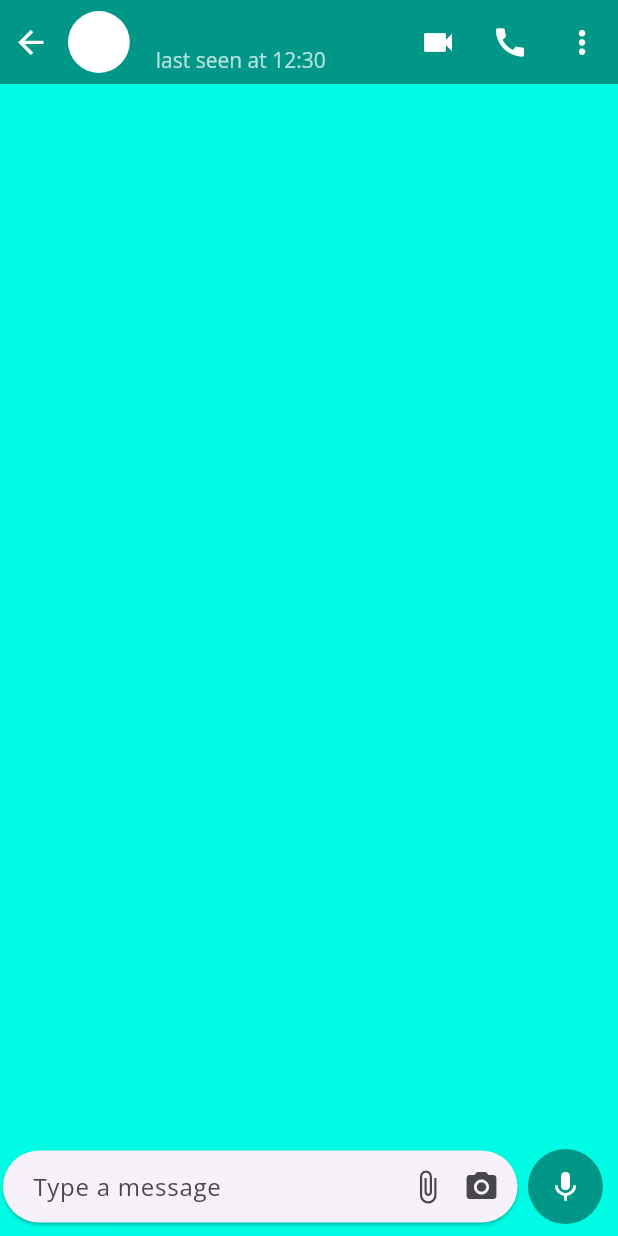
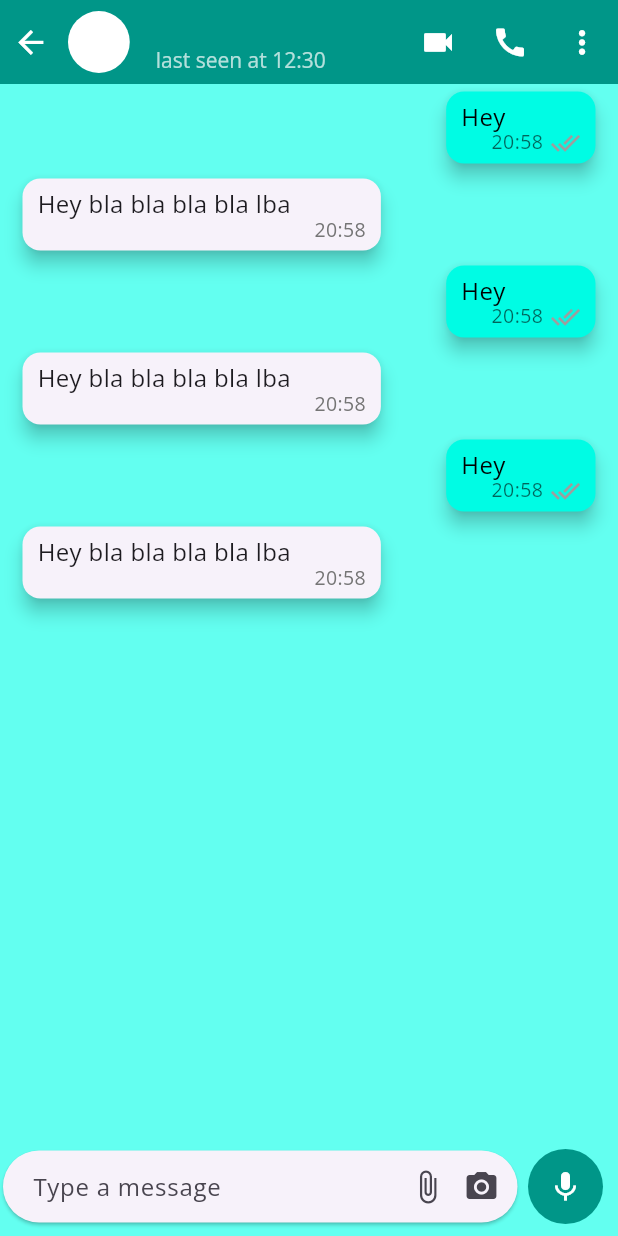
Before and after one commit to AbdallahKhayat/Hajzi_Flutter, a Flutter app: the IndividualPage screen opened directly with empty values, on a phone screen of 412 x 824 dp. Run offline on Flutter 3.47's test engine with Material 3 defaults, Android fonts, the phone set to English and light mode, and no system bars; our stand-ins replace camera, carousel_slider, dio, firebase_auth, firebase_core, firebase_messaging and 11 more; missing offline and left inert: flutter_facebook_auth, flutter_stripe; accounts and stored records are empty; generated files the repository leaves out were written again; network calls fail.

Commit message:
built basic interface for chatting page

```diff
--- /dev/null
+++ b/lib/CustomWidget/OwnMessageCard.dart
@@ -0,0 +1,58 @@
+import 'package:flutter/cupertino.dart';
+import 'package:flutter/material.dart';
+
+class OwnMessageCard extends StatelessWidget {
+  final Color messageColor; // Background color for the message bubble
+  final Color textColor; // Color for the text inside the message bubble
+
+  const OwnMessageCard({super.key, required this.messageColor, required this.textColor});
+
+  @override
+  Widget build(BuildContext context) {
+    return Align(
+      alignment: Alignment.centerRight,
+      child: ConstrainedBox(
+        constraints: BoxConstraints(
+          maxWidth: MediaQuery.of(context).size.width - 45,
+        ),
+        child: Card(
+          elevation: 5,
+          shape: RoundedRectangleBorder(
+            borderRadius: BorderRadius.circular(12),
+          ),
+          color: messageColor, // Switched: Background color is now dynamic
+          margin: const EdgeInsets.symmetric(horizontal: 15, vertical: 5),
+          child: Stack(
+            children: [
+              Padding(
+                padding: const EdgeInsets.only(left: 10, right: 60, top: 5, bottom: 20),
+                child: Text(
+                  "Hey",
+                  style: TextStyle(fontSize: 16, color: textColor), // Dynamic text color
+                ),
+              ),
+              Positioned(
+                bottom: 4,
+                right: 10,
+                child: Row(
+                  children: [
+                    Text(
+                      "20:58",
+                      style: TextStyle(fontSize: 13, color: textColor.withOpacity(0.6)), // Slightly transparent
+                    ),
+                    const SizedBox(width: 5),
+                    const Icon(
+                      Icons.done_all,
+                      size: 20,
+                      color: Colors.grey, // Icon color
+                    ),
+                  ],
+                ),
+              )
+            ],
+          ),
+        ),
+      ),
+    );
+  }
+}
--- /dev/null
+++ b/lib/CustomWidget/ReplyCard.dart
@@ -0,0 +1,38 @@
+import 'package:flutter/cupertino.dart';
+import 'package:flutter/material.dart';
+
+class ReplyCard extends StatelessWidget {
+  const ReplyCard({super.key});
+
+  @override
+  Widget build(BuildContext context) {
+    return Align(
+      alignment: Alignment.centerLeft,
+      child: ConstrainedBox(constraints: BoxConstraints(
+        maxWidth: MediaQuery.of(context).size.width-45,
+      ),
+        child: Card(
+          elevation: 5,
+          shape: RoundedRectangleBorder(borderRadius: BorderRadius.circular(12)),
+         // color: Color(0xffdcf8c6),
+          margin: EdgeInsets.symmetric(horizontal: 15,vertical: 5),
+          child: Stack(
+            children: [
+              Padding(
+                padding: const EdgeInsets.only(left: 10,right: 60,top: 5,bottom: 20),
+                child: Text("Hey bla bla bla bla lba", style: TextStyle(fontSize: 16),),
+              ),
+              Positioned(
+                bottom: 4,
+                right: 10,
+                child:
+                Text("20:58", style: TextStyle(fontSize: 13, color: Colors.grey[600]),),
+
+              ),
+            ],
+          ),
+        ),
+      ),
+    );
+  }
+}
--- a/lib/Pages/IndividualPage.dart
+++ b/lib/Pages/IndividualPage.dart
@@ -1,6 +1,8 @@
+import 'package:blogapp/CustomWidget/OwnMessageCard.dart';
+import 'package:blogapp/CustomWidget/ReplyCard.dart';
 import 'package:blogapp/Models/ChatModel.dart';
 import 'package:flutter/material.dart';
-
+import 'package:socket_io_client/socket_io_client.dart' as IO;
 import '../constants.dart'; // Import the constants file
 
 class IndividualPage extends StatefulWidget {
@@ -13,31 +15,52 @@ class IndividualPage extends StatefulWidget {
 }
 
 class _IndividualPageState extends State<IndividualPage> {
-  // Function to create a lighter version of a color
+
+  late IO.Socket socket;
+
+  /// Function to create a lighter version of a color
   Color lightenColor(Color color, [double amount = 0.2]) {
     if (color == Colors.black) {
-      // Special case for black to return a neutral light gray
-      return Colors.grey[850]!; // Adjust light gray to your preference
+      return Colors.grey[850]!; // Special case for black
     }
     final hsl = HSLColor.fromColor(color);
     final lighterHSL = hsl.withLightness((hsl.lightness + amount).clamp(0.0, 1.0));
     return lighterHSL.toColor();
   }
+  @override
+  void initState() {
+    super.initState();
+    connect();
+  }
+
+  void connect (){
+    socket = IO.io("http://192.168.88.19:5001",<String,dynamic>{
+      "transports": ["websocket"],
+      "autoConnect":false,
+    });
+    socket.connect();
+    socket.emit("/test", "Hello World");
+    socket.onConnect((data)=> print("Connected"));
+    print(socket.connected);
+    socket.emit("/test", "Hello World");
+  }
 
   @override
   Widget build(BuildContext context) {
-    // Get screen size for responsive adjustments
     final screenWidth = MediaQuery.of(context).size.width;
 
     return ValueListenableBuilder<Color>(
       valueListenable: appColorNotifier, // Listen to appColorNotifier
-      builder: (context, currentColor, child) {
+      builder: (context, mainColor, child) {
+        final messageBubbleColor = lightenColor(mainColor, 0.2); // Slightly lighter than mainColor
+        final backgroundColor = lightenColor(mainColor, 0.4); // Much lighter than mainColor
+
         return Scaffold(
-          backgroundColor: lightenColor(currentColor, 0.2), // Lighter shade of currentColor
+          backgroundColor: backgroundColor, // Lighter shade of mainColor
           appBar: PreferredSize(
             preferredSize: Size.fromHeight(kToolbarHeight),
             child: AppBar(
-              backgroundColor: currentColor,
+              backgroundColor: mainColor, // Main color used for AppBar
               titleSpacing: 0,
               leadingWidth: screenWidth * 0.25,
               leading: InkWell(
@@ -59,7 +82,7 @@ class _IndividualPageState extends State<IndividualPage> {
                       backgroundColor: Colors.white,
                       child: Icon(
                         widget.chatModel.icon,
-                        color: currentColor,
+                        color: mainColor,
                         size: screenWidth * 0.05,
                       ),
                     ),
@@ -120,18 +143,12 @@ class _IndividualPageState extends State<IndividualPage> {
                   onSelected: (value) {},
                   itemBuilder: (BuildContext context) {
                     return const [
-                      PopupMenuItem(
-                          value: "View Contact", child: Text("View Contact")),
-                      PopupMenuItem(
-                          value: "Media, links, and docs",
-                          child: Text("Media, links, and docs")),
+                      PopupMenuItem(value: "View Contact", child: Text("View Contact")),
+                      PopupMenuItem(value: "Media, links, and docs", child: Text("Media, links, and docs")),
                       PopupMenuItem(value: "Hajzi web", child: Text("Hajzi web")),
                       PopupMenuItem(value: "Search", child: Text("Search")),
-                      PopupMenuItem(
-                          value: "Mute Notifications",
-                          child: Text("Mute Notifications")),
-                      PopupMenuItem(
-                          value: "Wall Paper", child: Text("Wall Paper")),
+                      PopupMenuItem(value: "Mute Notifications", child: Text("Mute Notifications")),
+                      PopupMenuItem(value: "Wall Paper", child: Text("Wall Paper")),
                     ];
                   },
                 ),
@@ -141,7 +158,26 @@ class _IndividualPageState extends State<IndividualPage> {
           body: Column(
             children: [
               Expanded(
-                child: ListView(), // Main chat area
+                child: ListView(
+                  shrinkWrap: true,
+                  children: [
+                    OwnMessageCard(
+                      messageColor: messageBubbleColor,
+                      textColor: Colors.black,
+                    ),
+                    ReplyCard(),
+                    OwnMessageCard(
+                      messageColor: messageBubbleColor,
+                      textColor: Colors.black,
+                    ),
+                    ReplyCard(),
+                    OwnMessageCard(
+                      messageColor: messageBubbleColor,
+                      textColor: Colors.black,
+                    ),
+                    ReplyCard(),
+                  ],
+                ),
               ),
               Row(
                 children: [
@@ -160,7 +196,7 @@ class _IndividualPageState extends State<IndividualPage> {
                           border: InputBorder.none,
                           hintText: "Type a message",
                           contentPadding: const EdgeInsets.only(
-                            left: 20, // Increased padding on the left
+                            left: 20,
                             top: 10,
                             bottom: 10,
                           ),
@@ -171,10 +207,12 @@ class _IndividualPageState extends State<IndividualPage> {
                                 onPressed: () {
                                   showModalBottomSheet(
                                     backgroundColor: Colors.transparent,
-                                      context: context, builder: (builder)=> BottomSheet());
+                                    context: context,
+                                    builder: (builder) => BottomSheet(),
+                                  );
                                 },
                                 icon: Icon(Icons.attach_file),
-                                padding: const EdgeInsets.only(right: 0, left: 30), // Move closer to camera
+                                padding: const EdgeInsets.only(right: 0, left: 30),
                               ),
                               IconButton(
                                 onPressed: () {},
@@ -187,10 +225,9 @@ class _IndividualPageState extends State<IndividualPage> {
                     ),
                   ),
                   Padding(
-                    padding: const EdgeInsets.only(
-                        bottom: 8, right: 10, left: 5),
+                    padding: const EdgeInsets.only(bottom: 8, right: 10, left: 5),
                     child: CircleAvatar(
-                      backgroundColor: currentColor,
+                      backgroundColor: mainColor,
                       radius: 25,
                       child: IconButton(
                         onPressed: () {},
@@ -209,6 +246,7 @@ class _IndividualPageState extends State<IndividualPage> {
       },
     );
   }
+
   Widget BottomSheet(){
     return Container(
       height: 278,
--- a/pubspec.yaml
+++ b/pubspec.yaml
@@ -65,6 +65,7 @@ dependencies:
   path:
   video_player: ^2.9.2
   ffmpeg_kit_flutter: ^4.5.1
+  socket_io_client: ^3.0.2
 
 
 
```
Also changed, not shown: pubspec.lock. Lines whose indentation alone changed are shown as unchanged.
